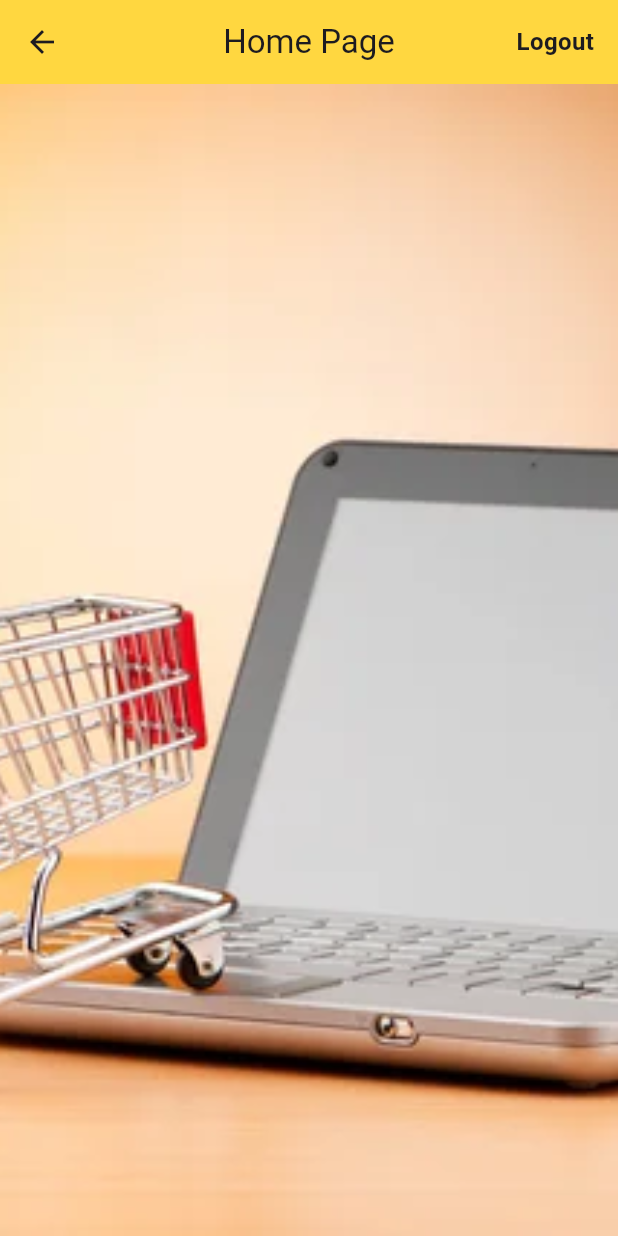
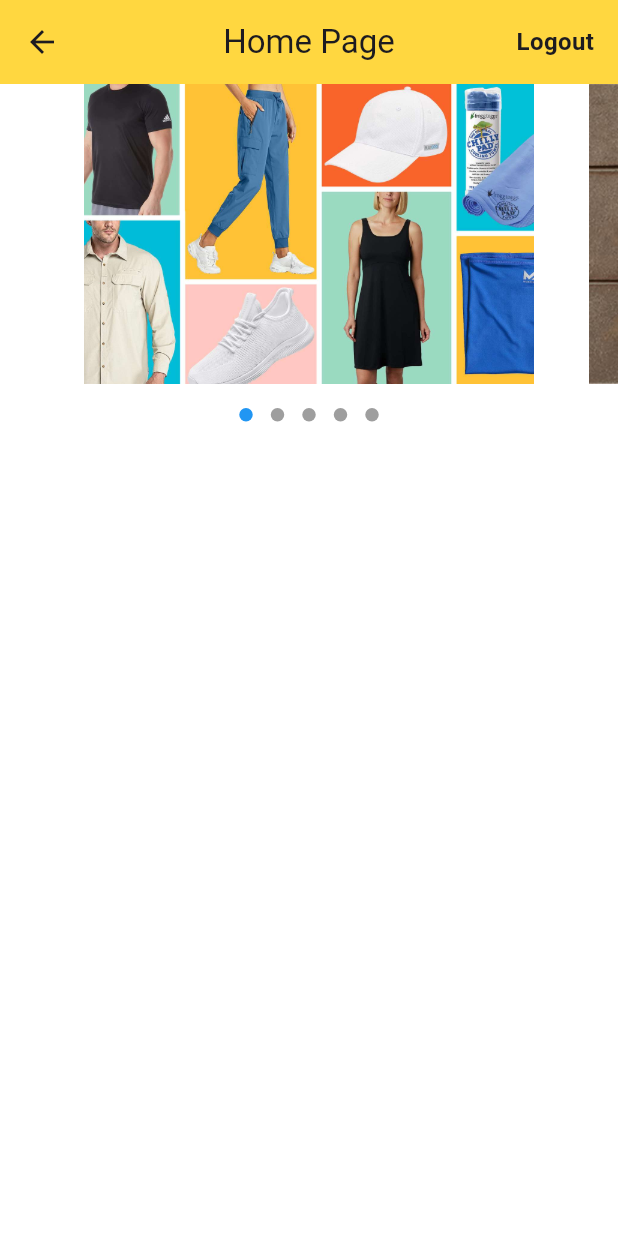
Before and after one commit to EsraaMohamedSalah/E-commerce, a Flutter app: the HomePage screen opened by its route, on a phone screen of 412 x 824 dp. Run offline on Flutter 3.47's test engine with Material 3 defaults, Android fonts, the phone set to English and light mode, and no system bars; drawn by our look-alikes of carousel_slider, dots_indicator; our stand-ins replace shared_preferences; accounts and stored records are empty.

Commit message:
carousel_slider_widget.dart

```diff
--- a/untitled/lib/home_page.dart
+++ b/untitled/lib/home_page.dart
@@ -1,11 +1,20 @@
 // In home_page.dart
 import 'package:flutter/material.dart';
 import 'package:shared_preferences/shared_preferences.dart';
+import 'package:untitled/widgets/carousel_slider_widget.dart';
 
 import 'auth_service.dart';
 
 class HomePage extends StatelessWidget {
   final AuthService authService = AuthService();
+  final List<String> images = [
+    'assets/clothes1.jpg',
+    'assets/clothes2.jpg',
+    'assets/clothes3.webp',
+    'assets/clothes4.webp',
+    'assets/clothes5.jpg',
+
+  ];
 
   @override
   Widget build(BuildContext context) {
@@ -34,13 +43,19 @@ class HomePage extends StatelessWidget {
           ),
         ],
       ),
-      body: Container(
-        decoration: const BoxDecoration(
-          color: Colors.pink,
-          image: DecorationImage(
-            image: AssetImage('assets/home-page.jpg'),
-            fit: BoxFit.cover,
-          ),
+      body: Center(
+        child:CarouselSliderWidget<String>(
+          items: images,
+          itemBuilder: (imagePath) {
+            return Container(
+              decoration: BoxDecoration(
+                image: DecorationImage(
+                  image: AssetImage(imagePath),
+                  fit: BoxFit.fitHeight,
+                ),
+              ),
+            );
+          },
         ),
       ),
     );
--- /dev/null
+++ b/untitled/lib/widgets/carousel_slider_widget.dart
@@ -0,0 +1,46 @@
+import 'package:flutter/material.dart';
+import 'package:carousel_slider/carousel_slider.dart';
+import 'package:dots_indicator/dots_indicator.dart';
+
+class CarouselSliderWidget<T> extends StatefulWidget {
+  final List<T> items;
+  final Widget Function(T item) itemBuilder;
+
+  CarouselSliderWidget({required this.items, required this.itemBuilder});
+
+  @override
+  _CarouselSliderWidgetState createState() => _CarouselSliderWidgetState<T>();
+}
+
+class _CarouselSliderWidgetState<T> extends State<CarouselSliderWidget<T>> {
+  int _currentIndex = 0;
+
+  @override
+  Widget build(BuildContext context) {
+    return Column(
+      children: [
+        CarouselSlider(
+          items: widget.items.map((item) => widget.itemBuilder(item)).toList(),
+          options: CarouselOptions(
+            height: 200.0,
+            autoPlay: true,
+            onPageChanged: (index, reason) {
+              setState(() {
+                _currentIndex = index;
+              });
+            },
+          ),
+        ),
+        SizedBox(height: 10),
+        DotsIndicator(
+          dotsCount: widget.items.length,
+          position: _currentIndex.toDouble(),
+          decorator: DotsDecorator(
+            color: Colors.grey,
+            activeColor: Colors.blue,
+          ),
+        ),
+      ],
+    );
+  }
+}
--- a/untitled/pubspec.yaml
+++ b/untitled/pubspec.yaml
@@ -30,7 +30,8 @@ environment:
 dependencies:
   flutter:
     sdk: flutter
-
+  carousel_slider: ^4.0.0
+  dots_indicator: ^2.0.0
 
   # The following adds the Cupertino Icons font to your application.
   # Use with the CupertinoIcons class for iOS style icons.
```
Also changed, not shown: untitled/assets/clothes1.jpg (added), untitled/assets/clothes2.jpg (added), untitled/assets/clothes3.webp (added), untitled/assets/clothes4.webp (added), untitled/assets/clothes5.jpg (added), untitled/pubspec.lock.
